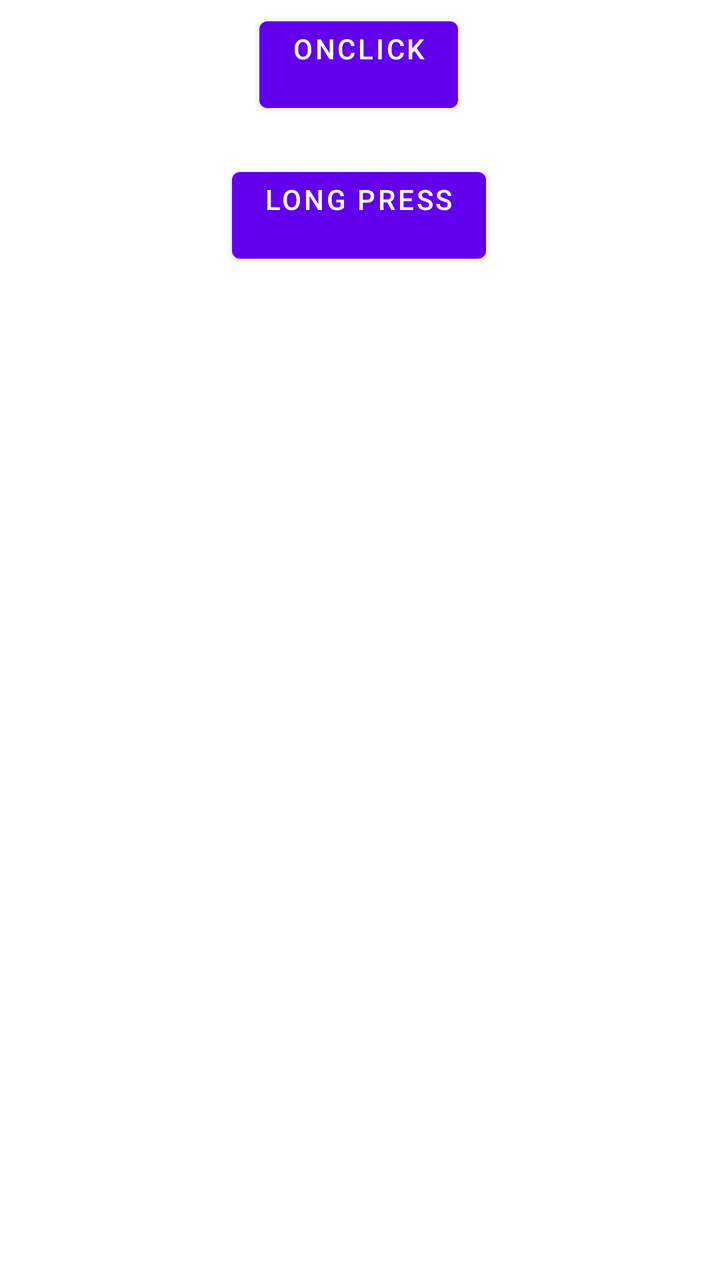
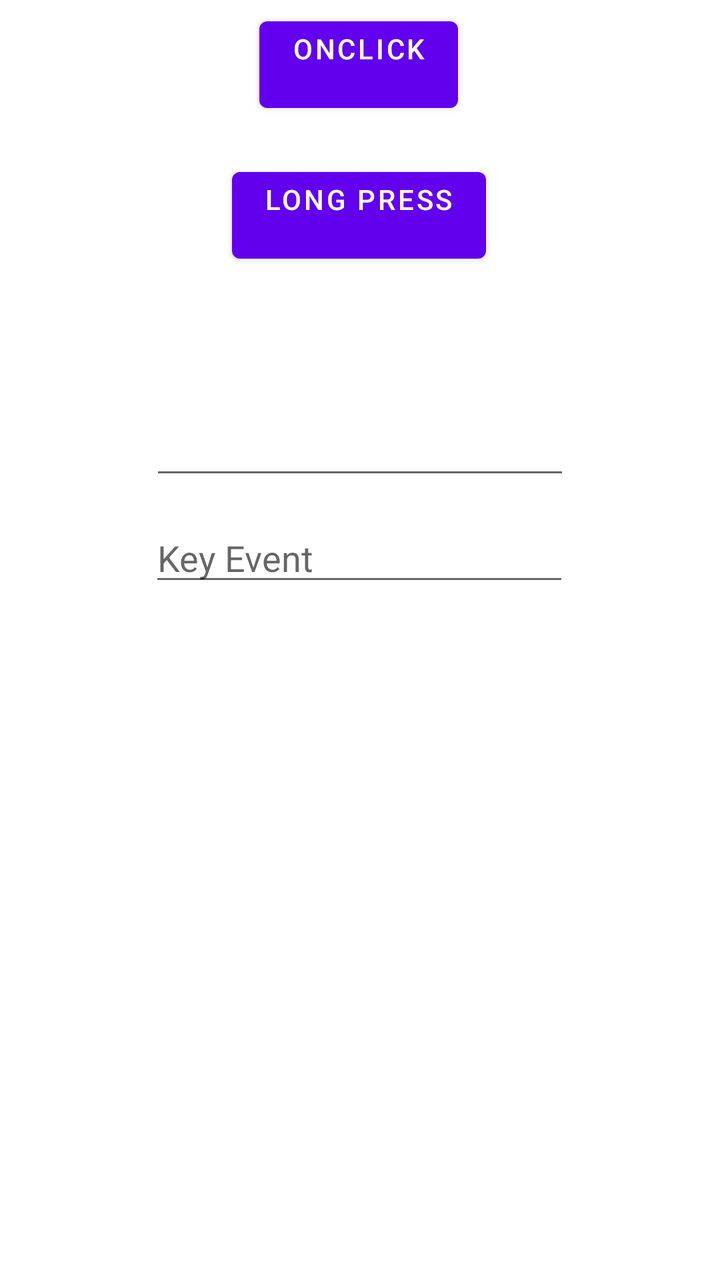

Screens rendered from an Android XML layout before and after an edit, with the pre-edit source and the edit as a unified diff.
<!-- AndroidManifest.xml: application theme Theme.Listeners -->
<!-- res/layout/activity_main.xml -->
<?xml version="1.0" encoding="utf-8"?>
<androidx.constraintlayout.widget.ConstraintLayout xmlns:android="http://schemas.android.com/apk/res/android"
    xmlns:app="http://schemas.android.com/apk/res-auto"
    xmlns:tools="http://schemas.android.com/tools"
    android:id="@+id/main"
    android:layout_width="match_parent"
    android:layout_height="match_parent"
    tools:context=".activity.MainActivity">

    <Button
        android:id="@+id/homeBtn"
        android:layout_width="wrap_content"
        android:layout_height="wrap_content"
        android:layout_marginTop="36dp"
        android:layout_marginBottom="8dp"
        android:text="@string/home_btn_txt"
        app:layout_constraintBottom_toTopOf="@+id/onclick"
        app:layout_constraintEnd_toEndOf="parent"
        app:layout_constraintHorizontal_bias="0.554"
        app:layout_constraintStart_toStartOf="parent"
        app:layout_constraintTop_toTopOf="parent"
        app:layout_constraintVertical_bias="0.0" />

    <Button
        android:id="@+id/onclick"
        android:layout_width="wrap_content"
        android:layout_height="wrap_content"
        android:layout_marginBottom="580dp"
        android:text="@string/onclick_txt_btn"
        app:layout_constraintBottom_toBottomOf="parent"
        app:layout_constraintEnd_toEndOf="parent"
        app:layout_constraintHorizontal_bias="0.498"
        app:layout_constraintStart_toStartOf="parent" />

    <Button
        android:id="@+id/longBtn"
        android:layout_width="wrap_content"
        android:layout_height="wrap_content"
        android:layout_marginTop="20dp"
        android:text="@string/long_btn_txt"
        app:layout_constraintEnd_toEndOf="parent"
        app:layout_constraintHorizontal_bias="0.498"
        app:layout_constraintStart_toStartOf="parent"
        app:layout_constraintTop_toBottomOf="@+id/onclick" />

</androidx.constraintlayout.widget.ConstraintLayout>
<!-- resources referenced by this layout -->
<resources>
  <string name="home_btn_txt">Defult Event Listeners</string>
  <string name="long_btn_txt">Long Press\n</string>
  <string name="onclick_txt_btn">ONCLICK\n</string>
  <style name="Theme.Listeners" parent="Theme.MaterialComponents.DayNight.DarkActionBar">
          
          <item name="colorPrimary">@color/purple_500</item>
          <item name="colorPrimaryVariant">@color/purple_700</item>
          <item name="colorOnPrimary">@color/white</item>
          
          <item name="colorSecondary">@color/teal_200</item>
          <item name="colorSecondaryVariant">@color/teal_700</item>
          <item name="colorOnSecondary">@color/black</item>
          
          <item name="android:statusBarColor">?attr/colorPrimaryVariant</item>
          
      </style>
  <color name="purple_500">#FF6200EE</color>
  <color name="purple_700">#FF3700B3</color>
  <color name="white">#FFFFFFFF</color>
  <color name="teal_200">#FF03DAC5</color>
  <color name="teal_700">#FF018786</color>
  <color name="black">#FF000000</color>
</resources>

<!-- the commit's change to res/layout/activity_main.xml (unified diff, before → after) -->
@@ -43,4 +43,36 @@
         app:layout_constraintStart_toStartOf="parent"
         app:layout_constraintTop_toBottomOf="@+id/onclick" />
 
+    <EditText
+        android:id="@+id/editText"
+        android:layout_width="wrap_content"
+        android:layout_height="wrap_content"
+        android:layout_marginTop="68dp"
+        android:ems="10"
+        android:inputType="text"
+        app:layout_constraintEnd_toEndOf="parent"
+        app:layout_constraintStart_toStartOf="parent"
+        app:layout_constraintTop_toBottomOf="@+id/longBtn" />
+
+    <EditText
+        android:id="@+id/editText2"
+        android:layout_width="wrap_content"
+        android:layout_height="wrap_content"
+        android:layout_marginTop="12dp"
+        android:ems="10"
+        android:hint="Key Event"
+        android:inputType="text"
+        app:layout_constraintEnd_toEndOf="parent"
+        app:layout_constraintHorizontal_bias="0.497"
+        app:layout_constraintStart_toStartOf="parent"
+        app:layout_constraintTop_toBottomOf="@+id/editText" />
+
+    <View
+        android:id="@+id/view"
+        android:layout_width="303dp"
+        android:layout_height="79dp"
+        android:layout_marginStart="24dp"
+        app:layout_constraintStart_toStartOf="parent"
+        tools:layout_editor_absoluteY="393dp" />
+
 </androidx.constraintlayout.widget.ConstraintLayout>
